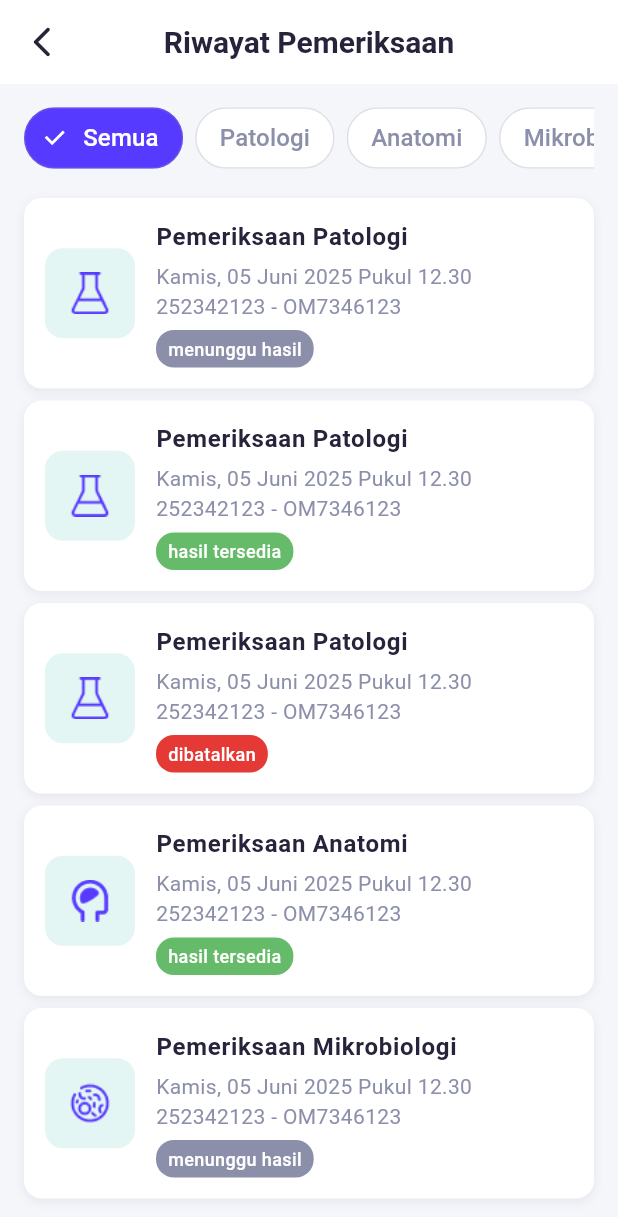
After one commit to ilhamridzuan/mobile---eLabora, a Flutter app: the RiwayatPage screen opened by its route, on a phone screen of 412 x 824 dp. The commit adds this screen. Shown: the top 1217 px of the screen. Run offline on Flutter 3.47's test engine with Material 3 defaults, Android fonts, the phone set to English and light mode, and no system bars.

Commit message:
Menambahkan halaman riwayat dan menghubungkan beranda ke fitur lain

```diff
--- a/lib/config/routes.dart
+++ b/lib/config/routes.dart
@@ -1,10 +1,12 @@
 import 'package:flutter/material.dart';
+import 'package:elabora_app/pages/home_page.dart';
+import 'package:elabora_app/pages/riwayat_page.dart';
 import '../pages/landing_page.dart';
 import '../pages/login_page.dart';
-import '../pages/home_page.dart';
 
 final Map<String, WidgetBuilder> appRoutes = {
   '/': (context) => const LandingPage(),
   '/login': (context) => const LoginPage(),
   '/home': (context) => const HomePage(),
+  '/riwayat': (context) => const RiwayatPage(),
 };
--- a/lib/pages/home_page.dart
+++ b/lib/pages/home_page.dart
@@ -85,16 +85,19 @@ class HomePage extends StatelessWidget {
                     context,
                     'assets/icons/icon-pendaftaran.png',
                     'Pendaftaran',
+                    '/pendaftaran',
                   ),
                   _serviceTile(
                     context,
                     'assets/icons/icon-hasil.png',
                     'Hasil\nPemeriksaan',
+                    '/cekhasil',
                   ),
                   _serviceTile(
                     context,
                     'assets/icons/icon-riwayat.png',
                     'Riwayat\nPemeriksaan',
+                    '/riwayat',
                   ),
                 ],
               ),
@@ -168,11 +171,20 @@ class HomePage extends StatelessWidget {
   }
 
   // --- fungsi untuk tile layanan ---
-  Widget _serviceTile(BuildContext context, String iconPath, String label) {
+  Widget _serviceTile(
+    BuildContext context,
+    String iconPath,
+    String label,
+    String routeName,
+  ) {
     final cs = Theme.of(context).colorScheme;
     final t = Theme.of(context).textTheme;
 
     return Expanded(
+      child: GestureDetector(
+        onTap: () {
+          Navigator.pushNamed(context, routeName);
+        },
         child: SizedBox(
           height: 116,
           child: Container(
@@ -185,7 +197,12 @@ class HomePage extends StatelessWidget {
             child: Column(
               mainAxisAlignment: MainAxisAlignment.center,
               children: [
-              Image.asset(iconPath, width: 28, height: 28, fit: BoxFit.contain),
+                Image.asset(
+                  iconPath,
+                  width: 28,
+                  height: 28,
+                  fit: BoxFit.contain,
+                ),
                 const SizedBox(height: 10),
                 Text(
                   label,
@@ -195,6 +212,7 @@ class HomePage extends StatelessWidget {
                   overflow: TextOverflow.ellipsis,
                 ),
               ],
+            ),
           ),
         ),
       ),
--- /dev/null
+++ b/lib/pages/riwayat_page.dart
@@ -0,0 +1,232 @@
+import 'package:flutter/material.dart';
+import '../utils/constants.dart';
+
+class RiwayatPage extends StatefulWidget {
+  const RiwayatPage({super.key});
+
+  @override
+  State<RiwayatPage> createState() => _RiwayatPageState();
+}
+
+class _RiwayatPageState extends State<RiwayatPage> {
+  String selectedCategory = 'Semua';
+
+  final List<String> categories = [
+    'Semua',
+    'Patologi',
+    'Anatomi',
+    'Mikrobiologi',
+  ];
+
+  final List<Map<String, String>> dataRiwayat = [
+    {
+      'jenis': 'Patologi',
+      'tanggal': 'Kamis, 05 Juni 2025 Pukul 12.30',
+      'kode': '252342123 - OM7346123',
+      'status': 'menunggu hasil',
+    },
+    {
+      'jenis': 'Patologi',
+      'tanggal': 'Kamis, 05 Juni 2025 Pukul 12.30',
+      'kode': '252342123 - OM7346123',
+      'status': 'hasil tersedia',
+    },
+    {
+      'jenis': 'Patologi',
+      'tanggal': 'Kamis, 05 Juni 2025 Pukul 12.30',
+      'kode': '252342123 - OM7346123',
+      'status': 'dibatalkan',
+    },
+    {
+      'jenis': 'Anatomi',
+      'tanggal': 'Kamis, 05 Juni 2025 Pukul 12.30',
+      'kode': '252342123 - OM7346123',
+      'status': 'hasil tersedia',
+    },
+    {
+      'jenis': 'Mikrobiologi',
+      'tanggal': 'Kamis, 05 Juni 2025 Pukul 12.30',
+      'kode': '252342123 - OM7346123',
+      'status': 'menunggu hasil',
+    },
+  ];
+  @override
+  Widget build(BuildContext context) {
+    final filteredData = selectedCategory == 'Semua'
+        ? dataRiwayat
+        : dataRiwayat
+              .where((item) => item['jenis'] == selectedCategory)
+              .toList();
+
+    return Scaffold(
+      appBar: AppBar(
+        leading: IconButton(
+          onPressed: (){
+            Navigator.pop(context);
+          },
+          icon: const Icon(Icons.arrow_back_ios_new_rounded)
+          ),
+        title: const Text('Riwayat Pemeriksaan')
+        ),
+      body: Padding(
+        padding: const EdgeInsets.symmetric(horizontal: 16, vertical: 12),
+        child: Column(
+          crossAxisAlignment: CrossAxisAlignment.start,
+          children: [
+            SingleChildScrollView(
+              scrollDirection: Axis.horizontal,
+              child: Row(
+                children: categories.map((cat) {
+                  final isSelected = cat == selectedCategory;
+                  return Padding(
+                    padding: const EdgeInsets.only(right: 8.0),
+                    child: ChoiceChip(
+                      label: Text(cat),
+                      selected: isSelected,
+                      onSelected: (_) {
+                        setState(() {
+                          selectedCategory = cat;
+                        });
+                      },
+                      selectedColor: Theme.of(context).primaryColor,
+                      backgroundColor: Theme.of(context).colorScheme.surface,
+                      labelStyle: TextStyle(
+                        color: isSelected
+                            ? Colors.white
+                            : AppColors.textSecondary,
+                        fontWeight: FontWeight.w500,
+                      ),
+                      side: BorderSide(
+                        color: AppColors.textSecondary.withValues(alpha: 0.15)
+                      ),
+                      shape: RoundedRectangleBorder(
+                        borderRadius: BorderRadius.circular(24)
+                      ),
+                    ),
+                  );
+                }).toList(),
+              ),
+            ),
+            const SizedBox(height: 16),
+
+            Expanded(
+              child: ListView.builder(
+                itemCount: filteredData.length,
+                itemBuilder: (context, index) {
+                  final item = filteredData[index];
+                  return _buildRiwayatItem(item);
+                },
+              ),
+            ),
+          ],
+        ),
+      ),
+    );
+  }
+
+  Widget _buildRiwayatItem(Map<String, dynamic> item) {
+    String iconPath = '';
+    switch (item['jenis']) {
+      case 'Patologi':
+        iconPath = 'assets/icons/icon-patologi.png';
+        break;
+      case 'Anatomi':
+        iconPath = 'assets/icons/icon-anatomi.png';
+        break;
+      case 'Mikrobiologi':
+        iconPath = 'assets/icons/icon-mikrobiologi.png';
+        break;
+    }
+
+    Color statusColor;
+    switch (item['status']) {
+      case 'hasil tersedia':
+        statusColor = Colors.green.shade400;
+        break;
+      case 'dibatalkan':
+        statusColor = Theme.of(context).colorScheme.error;
+        break;
+      case 'menunggu hasil':
+        statusColor = AppColors.textSecondary;
+        break;
+      default:
+        statusColor = AppColors.textSecondary;
+    }
+
+    return Container(
+      margin: const EdgeInsets.only(bottom: 8),
+      padding: const EdgeInsets.all(14),
+      decoration: BoxDecoration(
+        color: Theme.of(context).colorScheme.surface,
+        borderRadius: BorderRadius.circular(12),
+        boxShadow: [
+          BoxShadow(
+            color: AppColors.textSecondary.withValues(alpha: 0.15),
+            blurRadius: 5,
+            offset: const Offset(0, 2),
+          ),
+        ],
+      ),
+      child: Row(
+        children: [
+          Container(
+            padding: const EdgeInsets.all(16),
+            decoration: BoxDecoration(
+              color: AppColors.secondary.withValues(alpha: 0.15),
+              borderRadius: BorderRadius.circular(12),
+            ),
+            child: Image.asset(
+              iconPath,
+              width: 28,
+              height: 28,
+              color: Theme.of(context).colorScheme.primary,
+            ),
+          ),
+          const SizedBox(width: 14),
+
+          Expanded(
+            child: Column(
+              crossAxisAlignment: CrossAxisAlignment.start,
+              children: [
+                Text(
+                  'Pemeriksaan ${item['jenis']}',
+                  style: Theme.of(
+                    context,
+                  ).textTheme.bodyLarge?.copyWith(fontWeight: FontWeight.w600),
+                ),
+                const SizedBox(height: 4),
+                Text(
+                  item['tanggal'],
+                  style: Theme.of(context).textTheme.bodyMedium,
+                ),
+                Text(
+                  item['kode'],
+                  style: Theme.of(context).textTheme.bodyMedium,
+                ),
+                const SizedBox(height: 6),
+                Container(
+                  padding: const EdgeInsets.symmetric(
+                    horizontal: 8,
+                    vertical: 4,
+                  ),
+                  decoration: BoxDecoration(
+                    color: statusColor,
+                    borderRadius: BorderRadius.circular(12),
+                  ),
+                  child: Text(
+                    item['status'],
+                    style: TextStyle(
+                      color: Colors.white,
+                      fontWeight: FontWeight.w500,
+                      fontSize: 12,
+                    ),
+                  ),
+                ),
+              ],
+            ),
+          ),
+        ],
+      ),
+    );
+  }
+}
--- a/pubspec.yaml
+++ b/pubspec.yaml
@@ -51,7 +51,6 @@ dev_dependencies:
 
 # The following section is specific to Flutter packages.
 flutter:
-
   # The following line ensures that the Material Icons font is
   # included with your application, so that you can use the icons in
   # the material Icons class.
```
Lines whose indentation alone changed are shown as unchanged.
